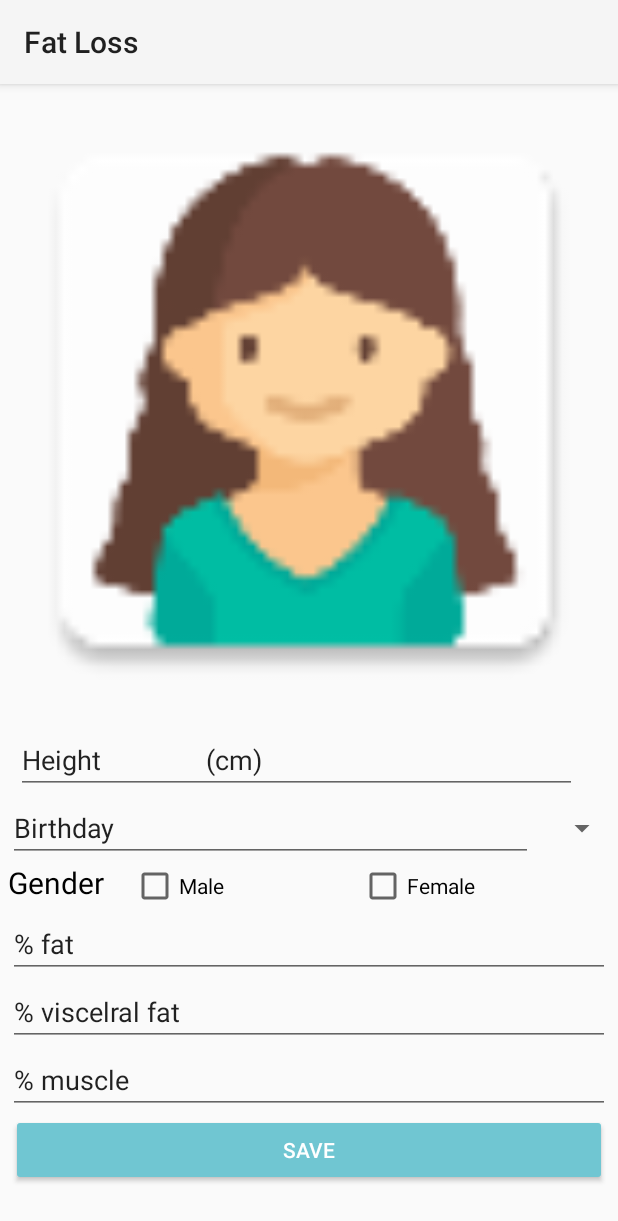
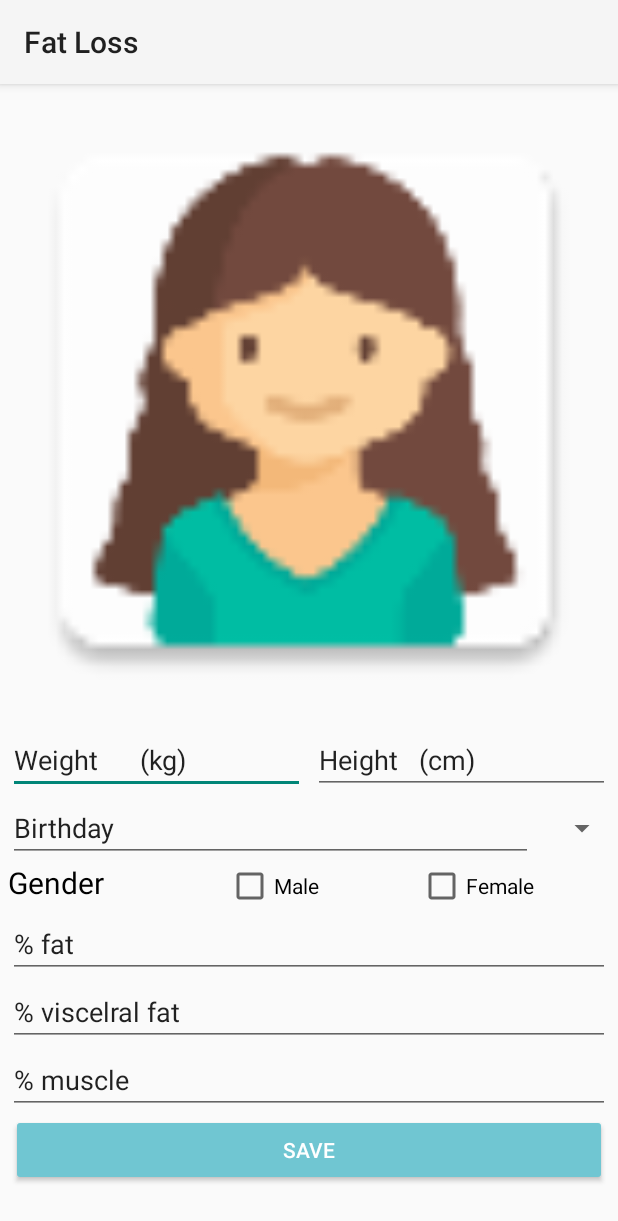
Before and after one commit to KittiyaWarisri/FatLoss, an Android app: the screen it shows after launch (MainActivity), on a phone screen of 412 x 824 dp. Shown: the top 1221 px of the screen. Run offline under Robolectric (Android 15) with nearby library versions, the phone set to English and light mode, and no system bars.

Commit message:
edit layout input_info

```diff
--- a/app/src/main/res/layout/activity_home.xml
+++ b/app/src/main/res/layout/activity_home.xml
@@ -23,23 +23,22 @@
             android:layout_width="0dp"
             android:layout_height="match_parent"
             android:layout_weight="1"
+            android:backgroundTint="@color/colorPrimary"
+            android:drawableTop="@drawable/dinner"
             android:text="FOOD"
-                android:drawableTop="@drawable/dinner"
-                android:backgroundTint="@color/colorPrimary"
             android:textColor="#fff"
-                android:textSize="30sp"/>
+            android:textSize="30sp" />
 
         <Button
             android:id="@+id/btn_exercise"
             android:layout_width="0dp"
             android:layout_height="match_parent"
             android:layout_weight="1"
+            android:backgroundTint="@color/colorPrimaryDark"
+            android:drawableTop="@drawable/ic_directions_run_black_24dp"
             android:text="EXERCISE"
-                android:drawableTop="@drawable/ic_directions_run_black_24dp"
-                android:backgroundTint="@color/colorPrimaryDark"
             android:textColor="#fff"
-                android:textSize="20sp"
-                />
+            android:textSize="30sp" />
 
 
     </LinearLayout>
@@ -57,10 +56,10 @@
             android:layout_weight="1"
             android:backgroundTint="@color/colorPrimaryDark"
 
+            android:drawableTop="@drawable/ic_flag_black_24dp"
             android:text="GOAL"
             android:textColor="#fff"
-                android:textSize="30sp"
-                android:drawableTop="@drawable/ic_flag_black_24dp"/>
+            android:textSize="30sp" />
 
         <Button
             android:id="@+id/btn_optimization"
--- a/app/src/main/res/layout/activity_input_info.xml
+++ b/app/src/main/res/layout/activity_input_info.xml
@@ -16,33 +16,31 @@
         android:layout_weight="0.92" />
 
     <LinearLayout
-        android:layout_width="382dp"
-        android:layout_height="wrap_content"
-        android:weightSum="1">
+        android:layout_width="wrap_content"
+        android:layout_height="wrap_content">
 
 
         <EditText
             android:id="@+id/text_weight"
-            android:layout_width="198dp"
+            android:layout_width="0dp"
             android:layout_height="wrap_content"
             android:layout_marginLeft="5dp"
             android:layout_marginRight="2.5dp"
             android:layout_weight="1"
             android:ems="10"
             android:inputType="textPersonName|number"
-            android:text="Weight                       (kg)" />
+            android:text="Weight      (kg)" />
 
         <EditText
             android:id="@+id/text_height"
-            android:layout_width="match_parent"
+            android:layout_width="0dp"
             android:layout_height="wrap_content"
             android:layout_marginLeft="2.5dp"
             android:layout_marginRight="5dp"
+            android:layout_weight="1"
             android:ems="10"
             android:inputType="textPersonName|number"
-            android:text="Height               (cm)"
-            android:layout_weight="11.87"
-            />
+            android:text="Height   (cm)" />
 
     </LinearLayout>
 
@@ -66,6 +64,7 @@
             android:id="@+id/spinner"
             android:layout_width="match_parent"
             android:layout_height="match_parent"
+            android:layout_weight="1"
             />
     </LinearLayout>
 
@@ -78,27 +77,29 @@
 
         <TextView
             android:id="@+id/text_gender"
-            android:layout_width="wrap_content"
+            android:layout_width="0dp"
             android:layout_height="wrap_content"
 
             android:textColor="#000"
             android:textSize="20dp"
-            android:textAlignment="center"
+
             android:text="Gender"
-            android:layout_marginRight="18dp"/>
+            android:layout_marginRight="18dp"
+            android:layout_weight="1"/>
 
         <CheckBox
             android:id="@+id/checkBox_male"
-            android:layout_width="wrap_content"
+            android:layout_width="0dp"
             android:layout_height="wrap_content"
-            android:layout_weight="0.5"
-            android:text="Male" />
+            android:layout_weight="1"
+            android:text="Male"
+            />
 
         <CheckBox
             android:id="@+id/checkBox_female"
-            android:layout_width="wrap_content"
+            android:layout_width="0dp"
             android:layout_height="wrap_content"
-            android:layout_weight="0.5"
+            android:layout_weight="1"
             android:text="Female" />
     </LinearLayout>
 
```
Also changed, not shown: app/src/main/res/drawable/give-money.png (deleted), app/src/main/res/drawable/settings_gears.png (renamed from app/src/main/res/drawable/settings-gears.png), app/src/main/res/drawable/stretching_exercises.png (renamed from app/src/main/res/drawable/stretching-exercises.png). Lines whose indentation alone changed are shown as unchanged.
